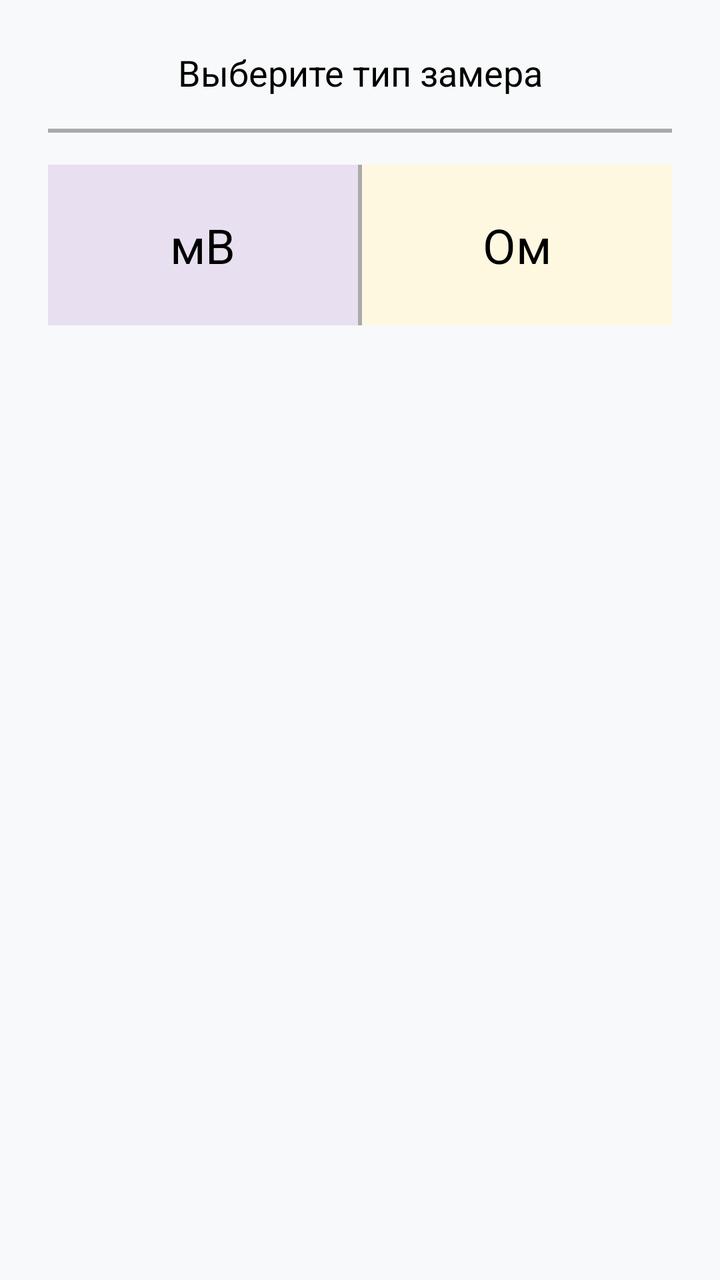
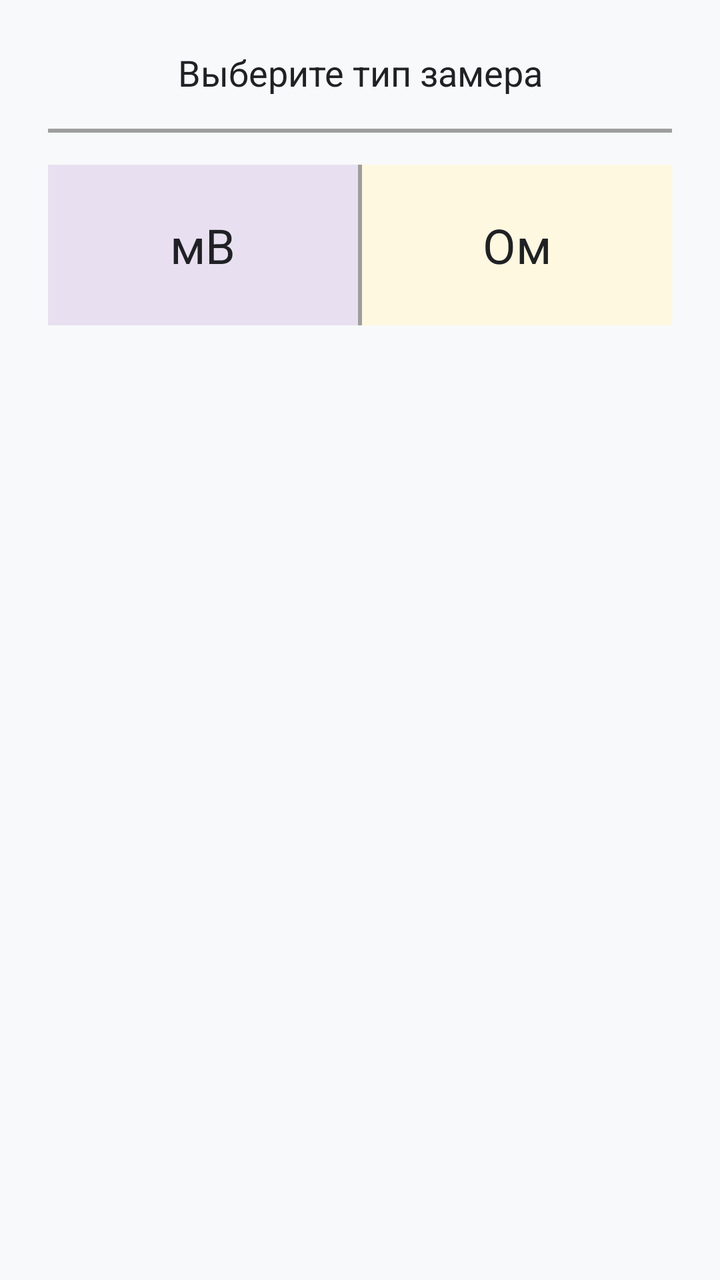

Screens rendered from an Android XML layout before and after an edit, with the pre-edit source and the edit as a unified diff.
<!-- AndroidManifest.xml: application theme Theme.FocusApp -->
<!-- res/layout/dialog_measurement_type.xml -->
<?xml version="1.0" encoding="utf-8"?>
<LinearLayout xmlns:android="http://schemas.android.com/apk/res/android"
    android:layout_width="match_parent"
    android:layout_height="wrap_content"
    android:orientation="vertical"
    android:padding="24dp">

    
    
    
    <TextView
        android:layout_width="match_parent"
        android:layout_height="wrap_content"
        android:text="@string/dialog_measurement_title"
        android:textSize="18sp"
        android:textColor="@android:color/black"
        android:gravity="center"
        android:paddingBottom="16dp" />

    
    
    
    <View
        android:layout_width="match_parent"
        android:layout_height="2dp"
        android:background="@android:color/darker_gray" />

    
    
    
    <LinearLayout
        android:layout_width="match_parent"
        android:layout_height="wrap_content"
        android:orientation="horizontal"
        android:paddingTop="16dp">

        
        <TextView
            android:id="@+id/tvMv"
            android:layout_width="0dp"
            android:layout_height="wrap_content"
            android:layout_weight="1"
            android:text="@string/measurement_mv"
            android:textSize="24sp"
            android:textColor="@android:color/black"
            android:gravity="center"
            android:padding="24dp"
            android:background="#E8E0F0"
            android:clickable="true"
            android:focusable="true"
            android:foreground="?android:attr/selectableItemBackground" />

        
        <View
            android:layout_width="2dp"
            android:layout_height="match_parent"
            android:background="@android:color/darker_gray" />

        
        <TextView
            android:id="@+id/tvOhm"
            android:layout_width="0dp"
            android:layout_height="wrap_content"
            android:layout_weight="1"
            android:text="@string/measurement_ohm"
            android:textSize="24sp"
            android:textColor="@android:color/black"
            android:gravity="center"
            android:padding="24dp"
            android:background="#FFF8E0"
            android:clickable="true"
            android:focusable="true"
            android:foreground="?android:attr/selectableItemBackground" />

    </LinearLayout>

</LinearLayout>
<!-- resources referenced by this layout -->
<resources>
  <string name="dialog_measurement_title">Выберите тип замера</string>
  <string name="measurement_mv">мВ</string>
  <string name="measurement_ohm">Ом</string>
  <style name="Theme.FocusApp" parent="Theme.Material3.DayNight.NoActionBar">
          
          <item name="colorPrimary">@color/primary</item>
          <item name="colorPrimaryContainer">@color/primary_container</item>
          <item name="colorSecondary">@color/secondary</item>
          <item name="colorTertiary">@color/tertiary</item>
  
          
          <item name="colorOnPrimary">@color/on_primary</item>
          <item name="colorOnSurface">@color/on_surface</item>
          <item name="colorOnSurfaceVariant">@color/on_surface_secondary</item>
  
          
          <item name="colorSurface">@color/surface</item>
          <item name="colorSurfaceVariant">@color/surface_variant</item>
          <item name="android:colorBackground">@color/background</item>
  
          
          <item name="android:statusBarColor">@color/status_bar</item>
  
          
          <item name="android:navigationBarColor">@color/surface</item>
  
          
          <item name="android:forceDarkAllowed" tools:targetApi="q">false</item>
      </style>
  <color name="primary">#1A73E8</color>
  <color name="primary_container">#D2E3FC</color>
  <color name="secondary">#03DAC6</color>
  <color name="tertiary">#FF6B6B</color>
  <color name="on_primary">#FFFFFF</color>
  <color name="on_surface">#202124</color>
  <color name="on_surface_secondary">#5F6368</color>
  <color name="surface">#FFFFFF</color>
  <color name="surface_variant">#F5F5F5</color>
  <color name="background">#F8F9FA</color>
  <color name="status_bar">#FFFFFF</color>
</resources>

<!-- the commit's change to res/layout/dialog_measurement_type.xml (unified diff, before → after) -->
@@ -6,27 +6,21 @@
     android:padding="24dp">
 
     
-    
-    
     <TextView
         android:layout_width="match_parent"
         android:layout_height="wrap_content"
         android:text="@string/dialog_measurement_title"
         android:textSize="18sp"
-        android:textColor="@android:color/black"
+        android:textColor="@color/measurement_dialog_title"
         android:gravity="center"
         android:paddingBottom="16dp" />
 
     
-    
-    
     <View
         android:layout_width="match_parent"
         android:layout_height="2dp"
-        android:background="@android:color/darker_gray" />
+        android:background="@color/measurement_dialog_divider" />
 
-    
-    
     
     <LinearLayout
         android:layout_width="match_parent"
@@ -34,7 +28,6 @@
         android:orientation="horizontal"
         android:paddingTop="16dp">
 
-        
         <TextView
             android:id="@+id/tvMv"
             android:layout_width="0dp"
@@ -42,21 +35,19 @@
             android:layout_weight="1"
             android:text="@string/measurement_mv"
             android:textSize="24sp"
-            android:textColor="@android:color/black"
+            android:textColor="@color/measurement_dialog_text"
             android:gravity="center"
             android:padding="24dp"
-            android:background="#E8E0F0"
+            android:background="@color/measurement_dialog_mv_bg"
             android:clickable="true"
             android:focusable="true"
             android:foreground="?android:attr/selectableItemBackground" />
 
-        
         <View
             android:layout_width="2dp"
             android:layout_height="match_parent"
-            android:background="@android:color/darker_gray" />
+            android:background="@color/measurement_dialog_divider" />
 
-        
         <TextView
             android:id="@+id/tvOhm"
             android:layout_width="0dp"
@@ -64,10 +55,10 @@
             android:layout_weight="1"
             android:text="@string/measurement_ohm"
             android:textSize="24sp"
-            android:textColor="@android:color/black"
+            android:textColor="@color/measurement_dialog_text"
             android:gravity="center"
             android:padding="24dp"
-            android:background="#FFF8E0"
+            android:background="@color/measurement_dialog_ohm_bg"
             android:clickable="true"
             android:focusable="true"
             android:foreground="?android:attr/selectableItemBackground" />
<!-- resource entries referenced after the edit -->
@@ -1,5 +1,10 @@
 <!-- resources referenced by this layout -->
 <resources>
+  <color name="measurement_dialog_divider">#9E9E9E</color>
+  <color name="measurement_dialog_mv_bg">#E8E0F0</color>
+  <color name="measurement_dialog_ohm_bg">#FFF8E0</color>
+  <color name="measurement_dialog_text">#202124</color>
+  <color name="measurement_dialog_title">#202124</color>
   <string name="dialog_measurement_title">Выберите тип замера</string>
   <string name="measurement_mv">мВ</string>
   <string name="measurement_ohm">Ом</string>
